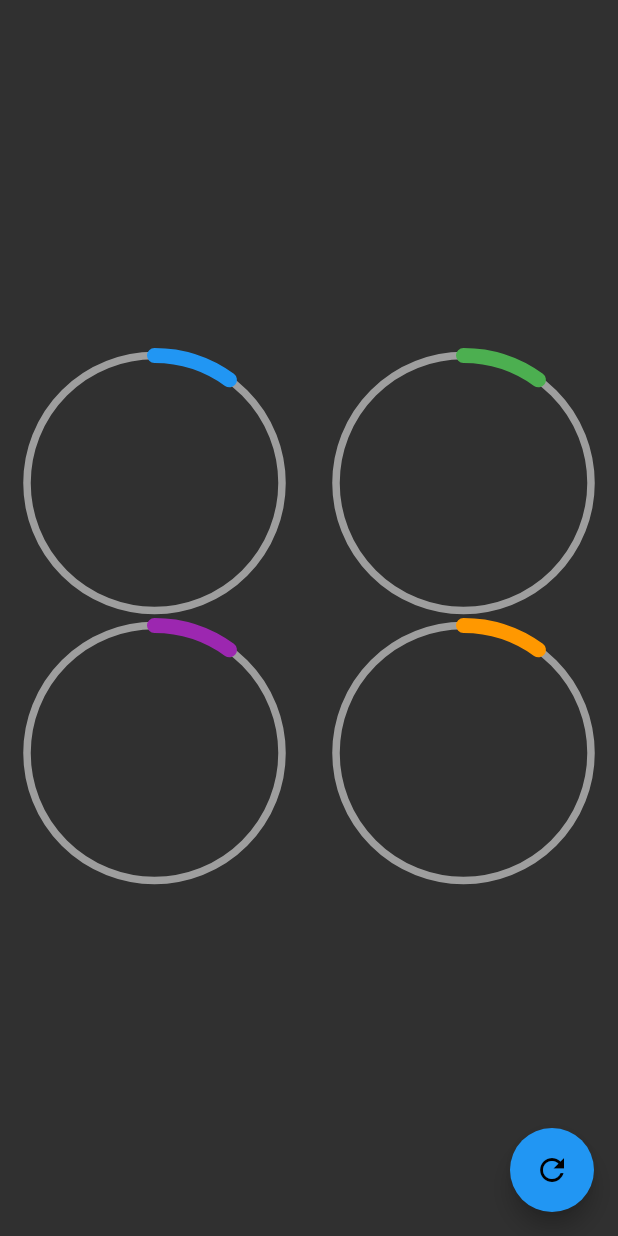
After one commit to matiasbaez/flutter-designs, a Flutter app: the CircleGraphs screen opened by its route, after a tap on the "refresh" icon, on a phone screen of 412 x 824 dp. The commit adds this screen. Run offline on Flutter 3.47's test engine with Material 2 defaults, Android fonts, the phone set to English and light mode, and no system bars.

Commit message:
Circular progress page

```diff
--- /dev/null
+++ b/lib/labs/labs.dart
@@ -0,0 +1,2 @@
+
+export 'package:designs/labs/circular_progress_screen.dart';
--- a/lib/main.dart
+++ b/lib/main.dart
@@ -26,6 +26,7 @@ class MyApp extends StatelessWidget {
         'basic_design': ( _ ) => const BasicDesignScreen(),
         'scroll_design': ( _ ) => const ScrollDesignScreen(),
         'animations': ( _ ) => const AnimationsScreen(),
+        'circle_graphs': ( _ ) => const CircleGraphs(),
         'headers' : ( _ ) => const HeadersScreen(),
         'home': ( _ ) => const HomeScreen(),
       },
--- /dev/null
+++ b/lib/screens/circle_graphs_screen.dart
@@ -0,0 +1,86 @@
+
+
+import 'package:flutter/material.dart';
+
+import 'package:designs/widgets/widgets.dart';
+
+class CircleGraphs extends StatefulWidget {
+  const CircleGraphs({super.key});
+
+  @override
+  State<CircleGraphs> createState() => _CircleGraphsState();
+}
+
+class _CircleGraphsState extends State<CircleGraphs> {
+
+  double percentage = 0;
+
+  @override
+  Widget build(BuildContext context) {
+    return Scaffold(
+      body: Column(
+        mainAxisAlignment: MainAxisAlignment.center,
+        children: [
+          Row(
+            mainAxisAlignment: MainAxisAlignment.spaceAround,
+            children: [
+              _CustomCircleProgress(percentage: percentage, primaryColor: Colors.blue),
+              _CustomCircleProgress(percentage: percentage, primaryColor: Colors.green),
+            ],
+          ),
+          Row(
+            mainAxisAlignment: MainAxisAlignment.spaceAround,
+            children: [
+              _CustomCircleProgress(percentage: percentage, primaryColor: Colors.purple),
+              _CustomCircleProgress(percentage: percentage, primaryColor: Colors.orange),
+            ],
+          ),
+        ]
+      ),
+
+      floatingActionButton: FloatingActionButton(
+        onPressed: () {
+          percentage += 10;
+          if (percentage > 100) percentage = 0;
+
+          setState(() {});
+        },
+        backgroundColor: Colors.blue,
+        child: const Icon( Icons.refresh ),
+      ),
+    );
+  }
+}
+
+class _CustomCircleProgress extends StatelessWidget {
+
+  final double percentage;
+  final Color primaryColor;
+  final Color secondaryColor;
+  final double primaryLineWidth;
+  final double secondaryLineWidth;
+
+  const _CustomCircleProgress({
+    Key? key,
+    required this.percentage,
+    this.primaryColor = Colors.blue,
+    this.secondaryColor = Colors.grey,
+    this.primaryLineWidth = 10,
+    this.secondaryLineWidth = 5,
+  }) : super(key: key);
+
+  @override
+  Widget build(BuildContext context) {
+    return Container(
+      width: 180,
+      height: 180,
+      child: CircularProgress(
+        percentage: percentage,
+        primaryColor: primaryColor,
+        secondaryColor: secondaryColor,
+        primaryLineWidth: primaryLineWidth,
+        secondaryLineWidth: secondaryLineWidth,
+      ),
+    );
+  }
+}
--- a/lib/screens/home_screen.dart
+++ b/lib/screens/home_screen.dart
@@ -81,6 +81,10 @@ class _HomeDrawer extends StatelessWidget {
             title: const Text('Diseño básico'),
             onTap: () => Navigator.pushNamed(context, 'basic_design'),
           ),
+          ListTile(
+            title: const Text('Circular Progress'),
+            onTap: () => Navigator.pushNamed(context, 'circle_graphs'),
+          ),
         ],
       ),
     );
--- a/lib/screens/screens.dart
+++ b/lib/screens/screens.dart
@@ -1,5 +1,6 @@
 
 export 'package:designs/screens/animated_square_screen.dart';
+export 'package:designs/screens/circle_graphs_screen.dart';
 export 'package:designs/screens/animations_screen.dart';
 export 'package:designs/screens/headers_screen.dart';
 export 'package:designs/screens/scroll_design.dart';
--- /dev/null
+++ b/lib/widgets/circle_progress.dart
@@ -0,0 +1,133 @@
+
+import 'dart:math';
+
+import 'package:flutter/material.dart';
+
+class CircularProgress extends StatefulWidget {
+
+  final percentage;
+  final Color primaryColor;
+  final Color secondaryColor;
+  final double primaryLineWidth;
+  final double secondaryLineWidth;
+
+  const CircularProgress({
+    Key? key,
+    required this.percentage,
+    this.primaryColor = Colors.blue,
+    this.secondaryColor = Colors.grey,
+    this.primaryLineWidth = 10,
+    this.secondaryLineWidth = 5,
+  }) : super(key: key);
+
+  @override
+  _CircularProgressState createState() => _CircularProgressState();
+}
+
+class _CircularProgressState extends State<CircularProgress> with SingleTickerProviderStateMixin {
+
+  late final AnimationController controller;
+  double prevPercentage = 0.0;
+
+  @override
+  void initState() {
+
+    prevPercentage = widget.percentage;
+    controller = AnimationController(vsync: this, duration: const Duration(milliseconds: 200));
+
+    super.initState();
+  }
+
+  @override
+  void dispose() {
+    controller.dispose();
+    super.dispose();
+  }
+
+  @override
+  Widget build(BuildContext context) {
+
+    controller.forward(from: 0.0);
+
+    final difference = widget.percentage - prevPercentage;
+    prevPercentage = widget.percentage;
+
+    return AnimatedBuilder(
+      animation: controller,
+      builder: (context, child) {
+        return Container(
+          width: double.infinity,
+          height: double.infinity,
+          padding: const EdgeInsets.all(5),
+          child: CustomPaint(
+            painter: _CircularProgress(
+              (widget.percentage - difference) + (difference * controller.value),
+              widget.primaryColor,
+              widget.secondaryColor,
+              widget.primaryLineWidth,
+              widget.secondaryLineWidth
+            ),
+          ),
+        );
+      },
+    );
+
+  }
+}
+
+class _CircularProgress extends CustomPainter {
+
+  final percentage;
+  final Color primaryColor;
+  final Color secondaryColor;
+  final double primaryLineWidth;
+  final double secondaryLineWidth;
+
+  _CircularProgress(
+    this.percentage,
+    this.primaryColor,
+    this.secondaryColor,
+    this.primaryLineWidth,
+    this.secondaryLineWidth
+  );
+
+  @override
+  void paint(Canvas canvas, Size size) {
+
+    // Circle
+    final paint = Paint()
+      ..strokeWidth = secondaryLineWidth
+      ..color       = secondaryColor
+      ..style       = PaintingStyle.stroke;
+
+    final halfHeight = size.width / 2;
+    final halfWidth = size.width / 2;
+
+    Offset center = Offset(halfWidth, halfHeight);
+    double radius = min( halfWidth, halfHeight);
+
+    canvas.drawCircle(center, radius, paint);
+
+    // Arc
+    final arcPaint = Paint()
+      ..strokeWidth = 10
+      ..color       = primaryColor
+      ..strokeCap   = StrokeCap.round
+      ..style       = PaintingStyle.stroke;
+
+    double arcAngle = (2 * pi) * (percentage / 100);
+
+    canvas.drawArc(
+      Rect.fromCircle(center: center, radius: radius),
+      -pi / 2,
+      arcAngle,
+      false,
+      arcPaint
+    );
+
+  }
+
+  @override
+  bool shouldRepaint(covariant CustomPainter oldDelegate) => true;
+
+}
--- a/lib/widgets/widgets.dart
+++ b/lib/widgets/widgets.dart
@@ -3,4 +3,5 @@ export 'package:designs/widgets/headers.dart';
 export 'package:designs/widgets/background.dart';
 export 'package:designs/widgets/page_title.dart';
 export 'package:designs/widgets/card_table.dart';
+export 'package:designs/widgets/circle_progress.dart';
 export 'package:designs/widgets/custom_button_navigation.dart';
```
Also changed, not shown: lib/labs/circular_progress_screen.dart (added, +119 -0 lines).
